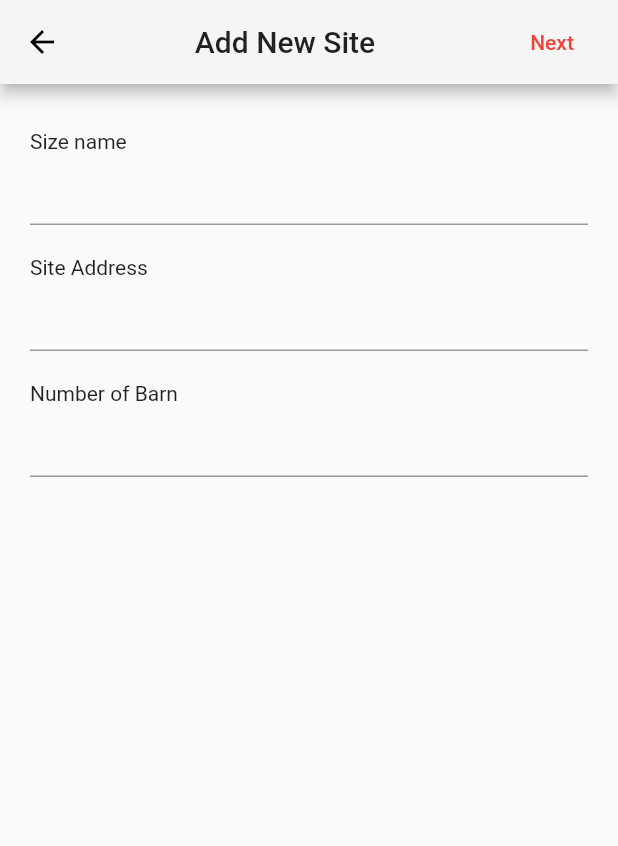
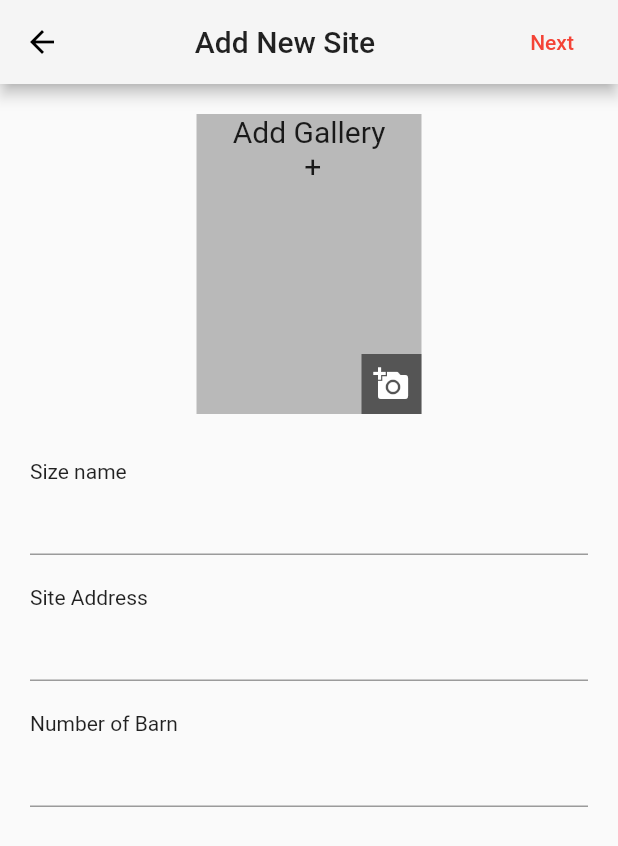
Before and after one commit to vien253/Sentinal_flutter, a Flutter app: the AddSite screen opened directly, on a phone screen of 412 x 824 dp. Shown: the top 846 px of the screen. Run offline on Flutter 3.47's test engine with Material 2 defaults, Android fonts, the phone set to English and light mode, and no system bars; our stand-ins replace flutter_slidable, fluttertoast, image_picker, moor, moor_ffi, shared_preferences; accounts and stored records are empty; generated files the repository leaves out were written again.

Commit message:
22/5/2020

```diff
--- a/flutter_sentinal/lib/add_site.dart
+++ b/flutter_sentinal/lib/add_site.dart
@@ -1,9 +1,14 @@
+import 'dart:convert';
+import 'dart:io';
+
 import 'package:flutter/material.dart';
+import 'package:flutter_sentinal/data/dao/site_dao.dart';
 import 'package:flutter_sentinal/data/data_moor.dart';
 import 'package:flutter_sentinal/home.dart';
 import 'package:flutter_sentinal/setup_barns.dart';
 import 'package:provider/provider.dart';
 import 'package:intl/intl.dart';
+import 'package:image_picker/image_picker.dart';
 
 void main() => runApp(AddSite());
 
@@ -13,10 +18,37 @@ class AddSite extends StatefulWidget {
 }
 class _AddSite extends State<AddSite>{
   DateTime now;
+  String i;
   TextEditingController sitenameController, siteaddressController,numofbarnController;
   FocusNode _nameFNode= FocusNode();
   FocusNode _addFNode= FocusNode();
   FocusNode _numFNode= FocusNode();
+
+  File _image,_gallery;
+  Future getGallery() async {
+    var gallery = await ImagePicker.pickImage(source: ImageSource.gallery);
+
+    setState(() {
+      _image = gallery;
+
+    });
+    List<int> imageBytes = await gallery.readAsBytes();
+    String base64Image = base64Encode(imageBytes);
+    print(base64Image.substring(0, 100));
+    i= base64Image;
+  }
+  Future getImage() async {
+    var image = await ImagePicker.pickImage(source: ImageSource.camera);
+
+    setState(() {
+      _image = image;
+    });
+    List<int> imageBytes = await image.readAsBytes();
+    String base64Image = base64Encode(imageBytes);
+    print(base64Image.substring(0, 100));
+    i= base64Image;
+  }
+
 
   @override
   void initState() {
@@ -26,6 +58,11 @@ class _AddSite extends State<AddSite>{
     sitenameController = TextEditingController();
     numofbarnController = TextEditingController();
     DateTime now = DateTime.now();
+  }
+  Future checkImage(){
+    if(getGallery() == null)
+      return getImage();
+    else return getGallery();
   }
   @override
   Widget build(BuildContext context) {
@@ -44,8 +81,9 @@ class _AddSite extends State<AddSite>{
             onPressed: (){
                 final database = Provider.of<SiteDao>(context, listen: false);
                 final site = Site(
-                    sitename: sitenameController.text.trim(), siteaddress: siteaddressController.text.trim(), numofbarn: int.parse(numofbarnController.text.trim()) );
+                    sitename: sitenameController.text.trim(), siteaddress: siteaddressController.text.trim(),imagesite: i, numofbarn: int.parse(numofbarnController.text.trim()));
                 database.insertSite(site);
+                print(site);
 
 
                 Navigator.pushNamed(context, '/setup_barn',arguments: ScreenArguments(sitenameController.text.trim(), int.parse(numofbarnController.text.trim())));
@@ -58,9 +96,49 @@ class _AddSite extends State<AddSite>{
         padding: EdgeInsets.fromLTRB(20, 0, 20, 0),
         width: double.maxFinite,
         height: double.maxFinite,
+        child: SingleChildScrollView(
           child: Column(
             crossAxisAlignment: CrossAxisAlignment.start,
             children: <Widget>[
+              Padding(
+                padding: const EdgeInsets.fromLTRB(0, 20, 0, 0),
+                child: Center(
+                  child: Container(
+                    color: Colors.black26,
+                    width: 150,
+                    height: 200,
+                    child: Stack(
+                      children: <Widget>[
+                        GestureDetector(
+                          onTap:getGallery,
+                          child: Container(
+                            width: double.maxFinite,
+                            height: double.maxFinite,
+                            child: _image != null ? Image.file(_image):_gallery !=null?Image.file(_gallery):Text('Add Gallery \n +',textAlign: TextAlign.center,
+                            style: TextStyle(fontSize: 20),),
+                          ),
+                        ),
+                        Align(
+                          alignment: Alignment.bottomRight,
+                          child: Container(
+                            width: 40,
+                            height: 40,
+                            color: Colors.black54,
+                            child: Container(
+                              alignment: Alignment.bottomRight,
+                              child: IconButton(
+                                onPressed: getImage,
+                                tooltip: 'Pick Image',
+                                icon: Icon(Icons.add_a_photo,color: Colors.white,),
+                              ),
+                            ),
+                          ),
+                        ),
+                      ],
+                    ),
+                  ),
+                ),
+              ),
               Padding(
                 padding: const EdgeInsets.fromLTRB(0, 30, 0, 0),
                 child: Text("Size name",),
@@ -83,7 +161,10 @@ class _AddSite extends State<AddSite>{
                 keyboardType: TextInputType.number,
                 controller: numofbarnController,
               ),
+
+
             ],
+          ),
         ),
       ),
 
--- a/flutter_sentinal/lib/setup_barns.dart
+++ b/flutter_sentinal/lib/setup_barns.dart
@@ -1,5 +1,6 @@
 
 import 'package:flutter/material.dart';
+import 'package:flutter_sentinal/data/dao/barn_dao.dart';
 import 'package:path/path.dart';
 import 'package:provider/provider.dart';
 import 'package:intl/intl.dart';
--- a/flutter_sentinal/pubspec.yaml
+++ b/flutter_sentinal/pubspec.yaml
@@ -17,6 +17,7 @@ environment:
   sdk: ">=2.5.2 <3.0.0"
 
 dependencies:
+  image_picker: ^0.6.5+4
   shared_preferences: ^0.5.6+2
   flutter_slidable: ^0.5.3
   intl: ^0.16.1
```
Also changed, not shown: flutter_sentinal/lib/data/dao/barn_dao.dart (added, +21 -0 lines), flutter_sentinal/lib/data/dao/site_dao.dart (added, +19 -0 lines), flutter_sentinal/lib/data/data_moor.dart (+4 -48 lines), flutter_sentinal/lib/data/table/barn.dart (added, +11 -0 lines), flutter_sentinal/lib/data/table/site.dart (added, +13 -0 lines), flutter_sentinal/lib/home.dart (+20 -3 lines), flutter_sentinal/lib/site_detail.dart (+16 -1 lines), flutter_sentinal/lib/data/dao/barn_dao.g.dart (added), flutter_sentinal/lib/data/dao/site_dao.g.dart (added), flutter_sentinal/lib/data/data_moor.g.dart, flutter_sentinal/pubspec.lock. Lines whose indentation alone changed are shown as unchanged.
